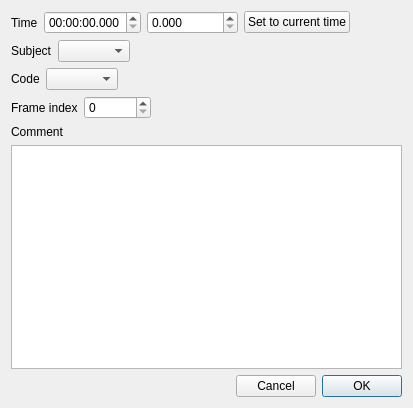
Old version of the form boris/edit_event.ui in the repository olivierfriard/BORIS.
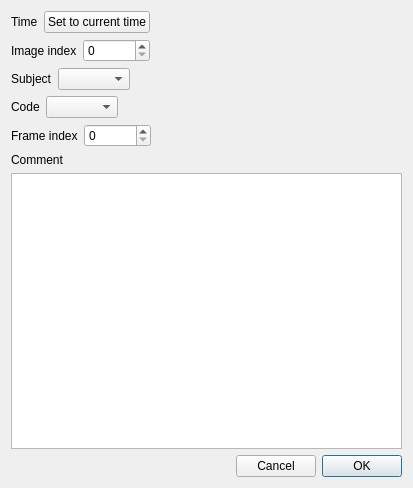
New version of the form.

Diff of the .ui file:
```diff
--- a/boris/edit_event.ui
+++ b/boris/edit_event.ui
@@ -7,7 +7,7 @@
     <x>0</x>
     <y>0</y>
     <width>413</width>
-    <height>408</height>
+    <height>488</height>
    </rect>
   </property>
   <property name="windowTitle">
@@ -25,23 +25,6 @@
      </item>
      <item>
       <layout class="QHBoxLayout" name="horizontalLayout_2">
-       <item>
-        <widget class="QTimeEdit" name="teTime">
-         <property name="displayFormat">
-          <string>hh:mm:ss.zzz</string>
-         </property>
-        </widget>
-       </item>
-       <item>
-        <widget class="QDoubleSpinBox" name="dsbTime">
-         <property name="decimals">
-          <number>3</number>
-         </property>
-         <property name="maximum">
-          <double>9999999.000000000000000</double>
-         </property>
-        </widget>
-       </item>
        <item>
         <widget class="QPushButton" name="pb_set_to_current_time">
          <property name="text">
@@ -66,6 +49,37 @@
      </item>
     </layout>
    </item>
+   <item>
+    <layout class="QHBoxLayout" name="horizontalLayout_7">
+     <item>
+      <widget class="QLabel" name="lb_image_idx">
+       <property name="text">
+        <string>Image index</string>
+       </property>
+      </widget>
+     </item>
+     <item>
+      <widget class="QSpinBox" name="sb_image_idx">
+       <property name="maximum">
+        <number>10000000</number>
+       </property>
+      </widget>
+     </item>
+     <item>
+      <spacer name="horizontalSpacer_6">
+       <property name="orientation">
+        <enum>Qt::Horizontal</enum>
+       </property>
+       <property name="sizeHint" stdset="0">
+        <size>
+         <width>40</width>
+         <height>20</height>
+        </size>
+       </property>
+      </spacer>
+     </item>
+    </layout>
+   </item>
    <item>
     <layout class="QHBoxLayout" name="horizontalLayout_4">
      <item>
```
